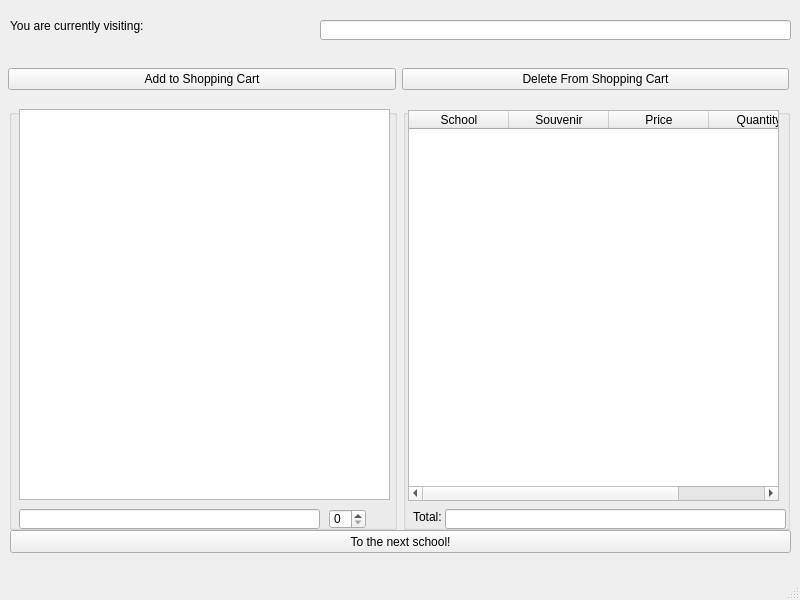
First picture: the form in Group_Project_1/shoppingcart.ui, repository Cyrus-Riahi/CS1D-P1, before the edit.
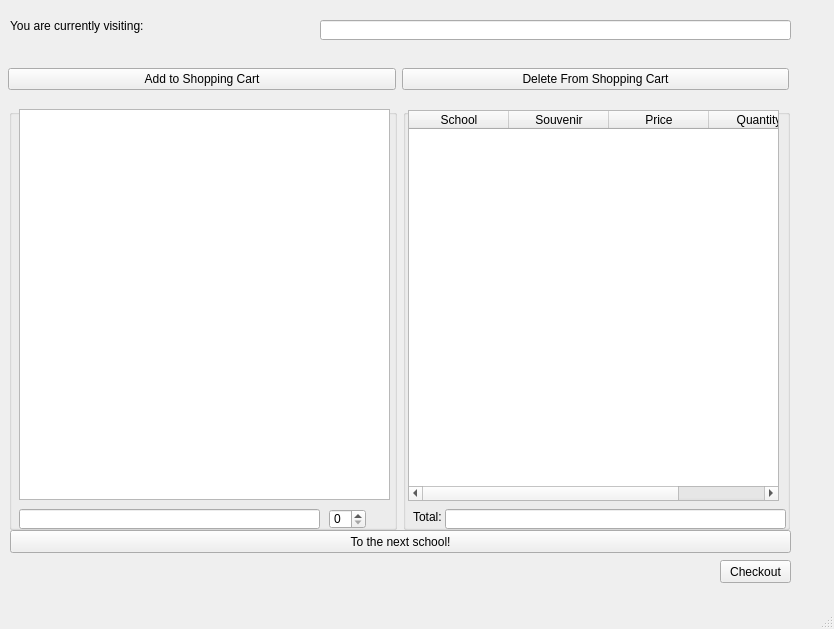
Second picture: the form after the edit.

Commit message: Adding checkout window and functionality

```diff
--- a/Group_Project_1/shoppingcart.ui
+++ b/Group_Project_1/shoppingcart.ui
@@ -6,8 +6,8 @@
    <rect>
     <x>0</x>
     <y>0</y>
-    <width>800</width>
-    <height>600</height>
+    <width>834</width>
+    <height>629</height>
    </rect>
   </property>
   <property name="windowTitle">
@@ -197,6 +197,19 @@
      <string>To the next school!</string>
     </property>
    </widget>
+   <widget class="QPushButton" name="checkoutButton">
+    <property name="geometry">
+     <rect>
+      <x>720</x>
+      <y>560</y>
+      <width>71</width>
+      <height>23</height>
+     </rect>
+    </property>
+    <property name="text">
+     <string>Checkout</string>
+    </property>
+   </widget>
   </widget>
   <widget class="QMenuBar" name="menubar">
    <property name="geometry">
```
Left out of the diff: 2 changed lines with no effect on the pictures. The commit also changes 22 other files.
